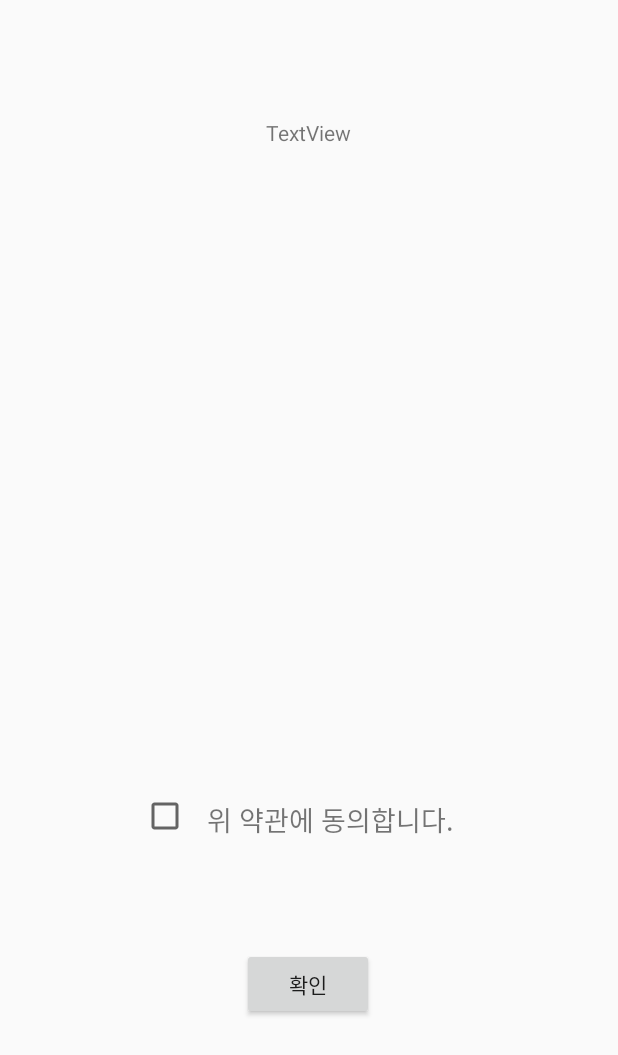
After one commit to prography/6th-team5-android, an Android app: the PolicyPage screen opened directly, with no data from a screen before it, on a phone screen of 412 x 824 dp. The commit adds this screen. Shown: the top 1055 px of the screen. Run offline under Robolectric (Android 15) with nearby library versions, the phone set to English and light mode, and no system bars.

Commit message:
startview+policyview
startview+policyview

```diff
--- /dev/null
+++ b/skycastle/app/src/main/java/com/example/skycastle/PolicyPage.java
@@ -0,0 +1,58 @@
+package com.example.skycastle;
+
+import androidx.appcompat.app.AppCompatActivity;
+import androidx.appcompat.widget.AppCompatCheckBox;
+
+import android.content.Intent;
+import android.os.Bundle;
+import android.text.method.ScrollingMovementMethod;
+import android.view.View;
+import android.view.WindowManager;
+import android.widget.Button;
+import android.widget.CompoundButton;
+import android.widget.TextView;
+import android.widget.Toast;
+
+public class PolicyPage extends AppCompatActivity {
+    public Button nextBtn;
+    public int TERMS_AGREE_1 = 0;
+    AppCompatCheckBox checkbox;
+    TextView policyview;
+
+    @Override
+    protected void onCreate(Bundle savedInstanceState) {
+        super.onCreate(savedInstanceState);
+        setContentView(R.layout.activity_policy_page);
+
+        nextBtn = (Button)findViewById(R.id.nextBtn);
+        checkbox = (AppCompatCheckBox)findViewById(R.id.checkbox);
+        policyview = (TextView)findViewById(R.id.Policyview);
+        policyview.setMovementMethod(new ScrollingMovementMethod());
+
+        checkbox.setOnCheckedChangeListener(new CompoundButton.OnCheckedChangeListener() {
+
+            @Override
+            public void onCheckedChanged(CompoundButton buttonView, boolean isChecked) {
+                if (isChecked) {
+                    TERMS_AGREE_1 = 1;
+                } else {
+                    TERMS_AGREE_1 = 0;
+                }
+            }
+        });
+
+        nextBtn.setOnClickListener(new View.OnClickListener() {
+            @Override
+            public void onClick(View v) {
+                // 전체 약관 체크여부
+                if (TERMS_AGREE_1 == 1) {
+                    startActivity(new Intent(getApplicationContext(), SelectUnivPage.class));
+                }
+                else {
+                    Toast toast = Toast.makeText(getApplicationContext(),"약관을 체크해주세요",Toast.LENGTH_SHORT);
+                    toast.show();
+                }
+            }
+        });
+    }
+}
--- /dev/null
+++ b/skycastle/app/src/main/res/layout/activity_policy_page.xml
@@ -0,0 +1,60 @@
+<?xml version="1.0" encoding="utf-8"?>
+<androidx.constraintlayout.widget.ConstraintLayout xmlns:android="http://schemas.android.com/apk/res/android"
+    xmlns:app="http://schemas.android.com/apk/res-auto"
+    xmlns:tools="http://schemas.android.com/tools"
+    android:layout_width="match_parent"
+    android:layout_height="match_parent"
+    tools:context=".PolicyPage">
+
+    <TextView
+        android:id="@+id/Policyview"
+        android:layout_width="350dp"
+        android:layout_height="400dp"
+        android:text="TextView"
+        android:textAlignment="center"
+        app:layout_constraintBottom_toTopOf="@+id/checkbox"
+        app:layout_constraintEnd_toEndOf="parent"
+        app:layout_constraintHorizontal_bias="0.491"
+        app:layout_constraintStart_toStartOf="parent"
+        app:layout_constraintTop_toTopOf="parent"
+        app:layout_constraintVertical_bias="0.617" />
+
+    <androidx.appcompat.widget.AppCompatCheckBox
+        android:id="@+id/checkbox"
+        android:layout_width="wrap_content"
+        android:layout_height="wrap_content"
+        android:layout_marginTop="528dp"
+        app:layout_constraintEnd_toEndOf="parent"
+        app:layout_constraintHorizontal_bias="0.248"
+        app:layout_constraintStart_toStartOf="parent"
+        app:layout_constraintTop_toTopOf="parent" />
+
+    <Button
+        android:id="@+id/nextBtn"
+        android:layout_width="wrap_content"
+        android:layout_height="wrap_content"
+        android:layout_marginTop="29dp"
+        android:text="확인"
+        app:layout_constraintBottom_toBottomOf="parent"
+        app:layout_constraintEnd_toEndOf="parent"
+        app:layout_constraintHorizontal_bias="0.498"
+        app:layout_constraintStart_toStartOf="parent"
+        app:layout_constraintTop_toBottomOf="@+id/checkbox"
+        app:layout_constraintVertical_bias="0.23" />
+
+    <TextView
+        android:id="@+id/textView3"
+        android:layout_width="wrap_content"
+        android:layout_height="wrap_content"
+        android:layout_marginStart="12dp"
+        android:layout_marginTop="48dp"
+        android:layout_marginEnd="250dp"
+        android:text="위 약관에 동의합니다."
+        android:textSize="18sp"
+        app:layout_constraintBottom_toBottomOf="@+id/checkbox"
+        app:layout_constraintEnd_toEndOf="parent"
+        app:layout_constraintHorizontal_bias="0.0"
+        app:layout_constraintStart_toEndOf="@+id/checkbox"
+        app:layout_constraintTop_toBottomOf="@+id/Policyview"
+        app:layout_constraintVertical_bias="1.0" />
+</androidx.constraintlayout.widget.ConstraintLayout>
--- a/skycastle/app/src/main/res/values/styles.xml
+++ b/skycastle/app/src/main/res/values/styles.xml
@@ -8,4 +8,7 @@
         <item name="colorAccent">@color/colorAccent</item>
     </style>
 
+    <style name="customwidget" parent="Theme.AppCompat.Light.NoActionBar">
+    </style>
+
 </resources>
```
Also changed, not shown: skycastle/app/build.gradle (+12 -0 lines), skycastle/app/src/main/AndroidManifest.xml (+8 -1 lines), skycastle/app/src/main/java/com/example/skycastle/MainActivity.java (+14 -1 lines), skycastle/app/src/main/java/com/example/skycastle/SelectUnivPage.java (added, +15 -0 lines), skycastle/app/src/main/java/com/example/skycastle/UnivList.java (added, +59 -0 lines), skycastle/app/src/main/res/layout/activity_main.xml (+18 -2 lines), skycastle/app/src/main/res/layout/activity_select_univ_page.xml (added, +30 -0 lines).
